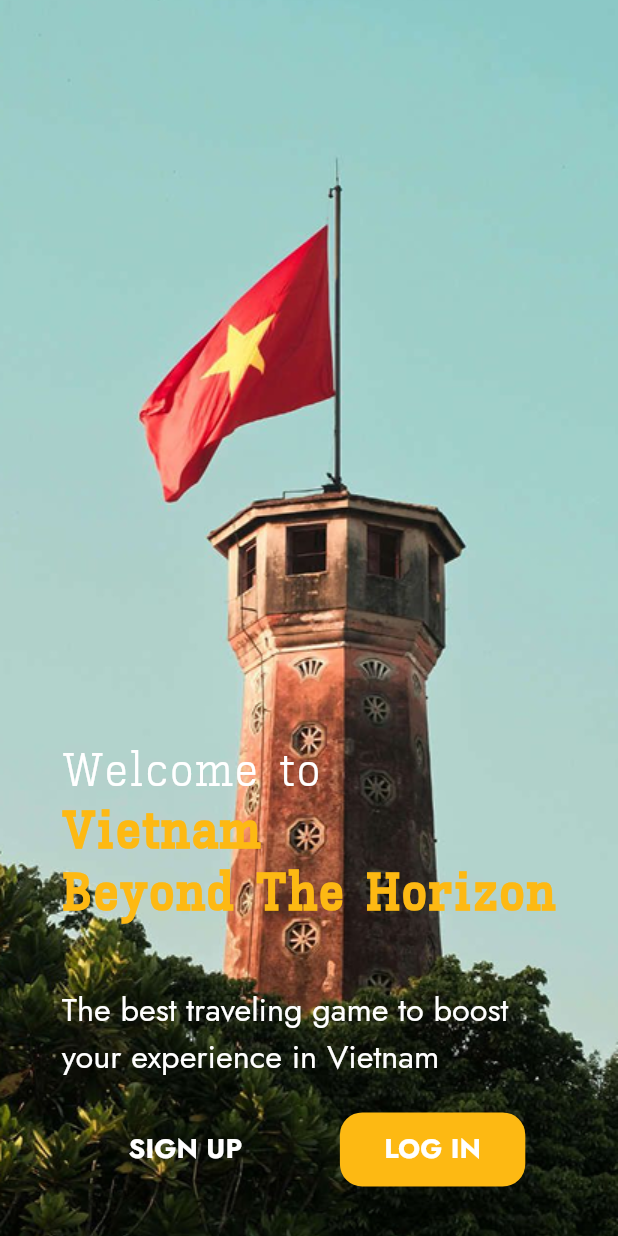
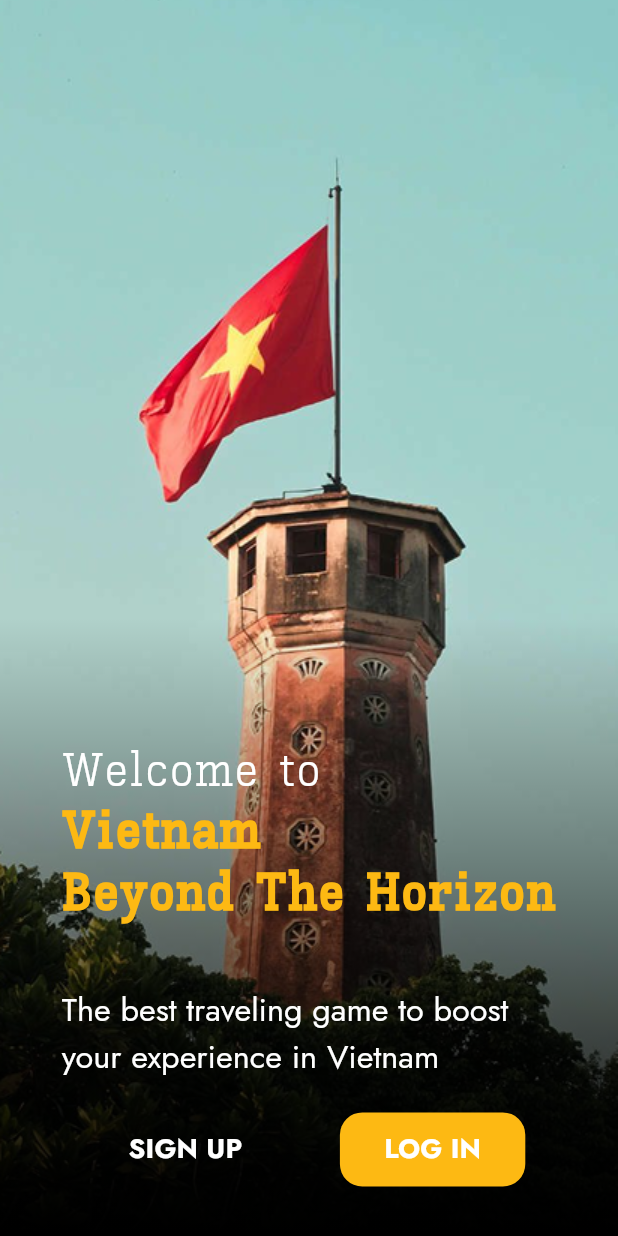
Before and after one commit to Wanderer2414/VietnamBeyondTheHorizon, a Flutter app: the LogNavigatorScreen screen opened by its route, on a phone screen of 412 x 824 dp. Run offline on Flutter 3.47's test engine with Material 3 defaults, Android fonts, the phone set to English and light mode, and no system bars; our stand-ins replace dio, flutter_map, flutter_riverpod, geolocator, image_picker, latlong2 and 2 more; missing offline and left inert: flutter_map_location_marker; accounts and stored records are empty; Roboto replaces fonts that are missing (Gantari).

Commit message:
chore(design): add gradient mask

```diff
--- a/lib/presentation/screens/log_navigator.dart
+++ b/lib/presentation/screens/log_navigator.dart
@@ -8,7 +8,9 @@ class LogNavigatorScreen extends StatelessWidget {
     final size = MediaQuery.of(context).size;
 
     return Scaffold(
-      body: Container(
+      body: Stack(
+        children: [
+          Container(
             width: size.width,
             height: size.height,
             decoration: const BoxDecoration(
@@ -22,6 +24,25 @@ class LogNavigatorScreen extends StatelessWidget {
                 colors: [Colors.black26, Colors.black54],
               ),
             ),
+            alignment: Alignment.bottomCenter,
+          ),
+
+          Container(
+            width: size.width,
+            height: size.height,
+            decoration: const BoxDecoration(
+              gradient: LinearGradient(
+                begin: Alignment.center,
+                end: Alignment.bottomCenter,
+                colors: [
+                  Color.fromARGB(0, 0, 0, 0),
+                  Color.fromARGB(255, 0, 0, 0),
+                ],
+              ),
+            ),
+            alignment: Alignment.bottomCenter,
+          ),
+          Container(
             alignment: Alignment.bottomCenter,
             child: Container(
               width: size.width * 0.8,
@@ -87,7 +108,9 @@ class LogNavigatorScreen extends StatelessWidget {
                         child: TextButton(
                           onPressed: () {
                             // Navigate to sign up page
-                        Navigator.of(context).pushReplacementNamed("register");
+                            Navigator.of(
+                              context,
+                            ).pushReplacementNamed("register");
                           },
                           child: Text(
                             'SIGN UP',
@@ -135,6 +158,8 @@ class LogNavigatorScreen extends StatelessWidget {
               ),
             ),
           ),
+        ],
+      ),
     );
   }
 }
--- a/lib/test_page.dart
+++ b/lib/test_page.dart
@@ -1,4 +1,5 @@
 import 'package:flutter/material.dart';
+import 'package:vietnambeyondthehorizon/presentation/screens/log_navigator.dart';
 import 'package:vietnambeyondthehorizon/presentation/screens/result_screen.dart';
 import 'package:vietnambeyondthehorizon/presentation/widgets/result/result_mission.dart';
 import 'package:vietnambeyondthehorizon/presentation/widgets/result/result_point.dart';
@@ -22,6 +23,6 @@ class _TestPageState extends State<TestPage> {
 
   @override
   Widget build(BuildContext context) {
-    return Scaffold(body: ResultAutoScreen());
+    return Scaffold(body: LogNavigatorScreen());
   }
 }
```
Lines whose indentation alone changed are shown as unchanged.
